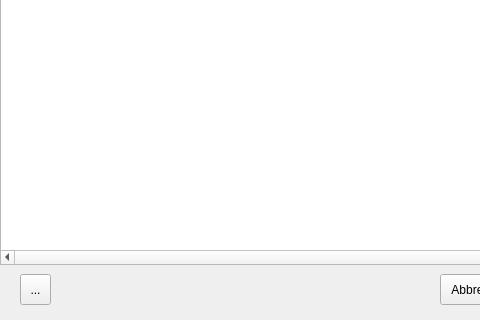
Qt form popups/sfg.ui (TranRed/SK_Koelsch) before a commit; both pictures show x 0 to 480 and y 236 to 556 of the 642 by 556 pixel window.
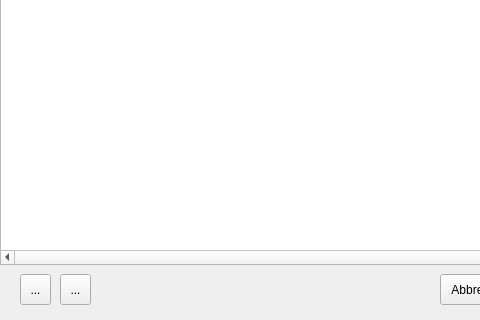
The same form after that commit. Icons and pictures are not drawn.

Commit message: Added dummy delete button to popups

The edit to the form file:
```diff
--- a/popups/sfg.ui
+++ b/popups/sfg.ui
@@ -75,6 +75,23 @@
      <normaloff>Icons/greenPlus.png</normaloff>Icons/greenPlus.png</iconset>
    </property>
   </widget>
+  <widget class="QToolButton" name="toolButton_delete">
+   <property name="geometry">
+    <rect>
+     <x>60</x>
+     <y>510</y>
+     <width>31</width>
+     <height>31</height>
+    </rect>
+   </property>
+   <property name="text">
+    <string>...</string>
+   </property>
+   <property name="icon">
+    <iconset>
+     <normaloff>Icons/minus.png</normaloff>Icons/minus.png</iconset>
+   </property>
+  </widget>
   <widget class="QToolButton" name="toolButton_cancel">
    <property name="geometry">
     <rect>
```
The commit also changes 6 other files.
